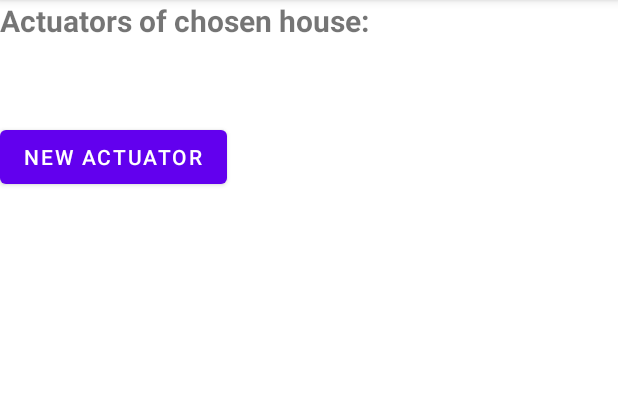
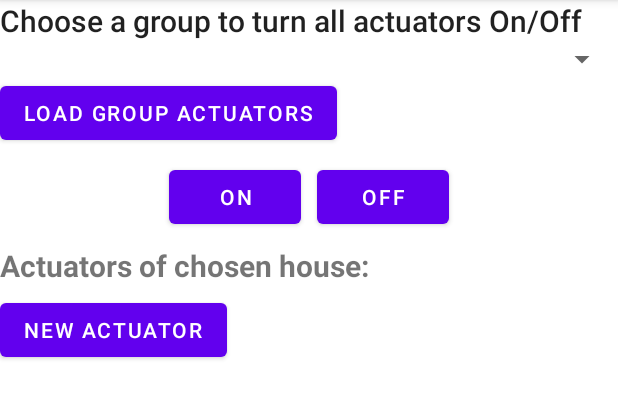
Before and after one commit to Nenonymo/IoT_aem, an Android app: the ActuatorList screen opened directly, with no data from a screen before it, on a phone screen of 412 x 824 dp, the part 84-503 px from its top. Run offline under Robolectric (Android 15) with nearby library versions, the phone set to English and light mode, and no system bars.

Commit message:
Added stuff

```diff
--- a/app/IoTLab3App/app/src/main/res/layout/activity_actuator_list.xml
+++ b/app/IoTLab3App/app/src/main/res/layout/activity_actuator_list.xml
@@ -1,11 +1,59 @@
 <?xml version="1.0" encoding="utf-8"?>
-<androidx.constraintlayout.widget.ConstraintLayout xmlns:android="http://schemas.android.com/apk/res/android"
+<LinearLayout xmlns:android="http://schemas.android.com/apk/res/android"
     xmlns:app="http://schemas.android.com/apk/res-auto"
     xmlns:tools="http://schemas.android.com/tools"
     android:layout_width="match_parent"
     android:layout_height="match_parent"
     android:orientation="vertical"
     tools:context=".Groups.ActuatorList">
+
+    <TextView
+        android:layout_width="match_parent"
+        android:layout_height="wrap_content"
+        android:text="Choose a group to turn all actuators On/Off"
+        android:textAppearance="@style/TextAppearance.AppCompat.Title"
+        />
+
+    <Spinner
+        android:id="@+id/group_spinner"
+        android:layout_width="match_parent"
+        android:layout_height="wrap_content"
+        />
+
+    <Button
+        android:id="@+id/load_group_actuators"
+        android:layout_width="wrap_content"
+        android:layout_height="wrap_content"
+        android:text="Load Group Actuators"
+        />
+
+    <LinearLayout
+        android:layout_width="match_parent"
+        android:layout_height="wrap_content"
+        android:layout_gravity="center"
+        android:layout_marginTop="8dp"
+        android:gravity="center"
+        android:orientation="horizontal"
+        android:layout_marginBottom="8dp"
+        >
+
+        <Button
+            android:id="@+id/turn_on"
+            android:layout_width="wrap_content"
+            android:layout_height="wrap_content"
+            android:text="On"
+            android:layout_marginRight="5dp"
+            />
+
+        <Button
+            android:id="@+id/turn_off"
+            android:layout_width="wrap_content"
+            android:layout_height="wrap_content"
+            android:text="Off"
+            android:layout_marginLeft="5dp"
+            />
+
+    </LinearLayout>
 
     <TextView
         android:id="@+id/actuator_List_Title"
@@ -19,11 +67,8 @@
 
     <ListView
         android:id="@+id/actuator_list"
-        android:layout_width="0dp"
+        android:layout_width="match_parent"
         android:layout_height="wrap_content"
-        app:layout_constraintBottom_toBottomOf="@id/new_actuator"
-        app:layout_constraintTop_toBottomOf="@+id/actuator_List_Title"
-        tools:layout_editor_absoluteX="0dp"
         />
 
     <Button
@@ -31,7 +76,6 @@
         android:layout_width="wrap_content"
         android:layout_height="wrap_content"
         android:text="New actuator"
-        app:layout_constraintTop_toBottomOf="@+id/actuator_list"
-        tools:layout_editor_absoluteX="129dp" />
+        />
 
-</androidx.constraintlayout.widget.ConstraintLayout>
+</LinearLayout>
```
Also changed, not shown: app/IoTLab3App/app/src/main/java/com/example/iotlab3app/Groups/ActuatorList.java (+182 -1 lines), app/IoTLab3App/app/src/main/java/com/example/iotlab3app/Groups/new_actuator.java (+14 -5 lines).
